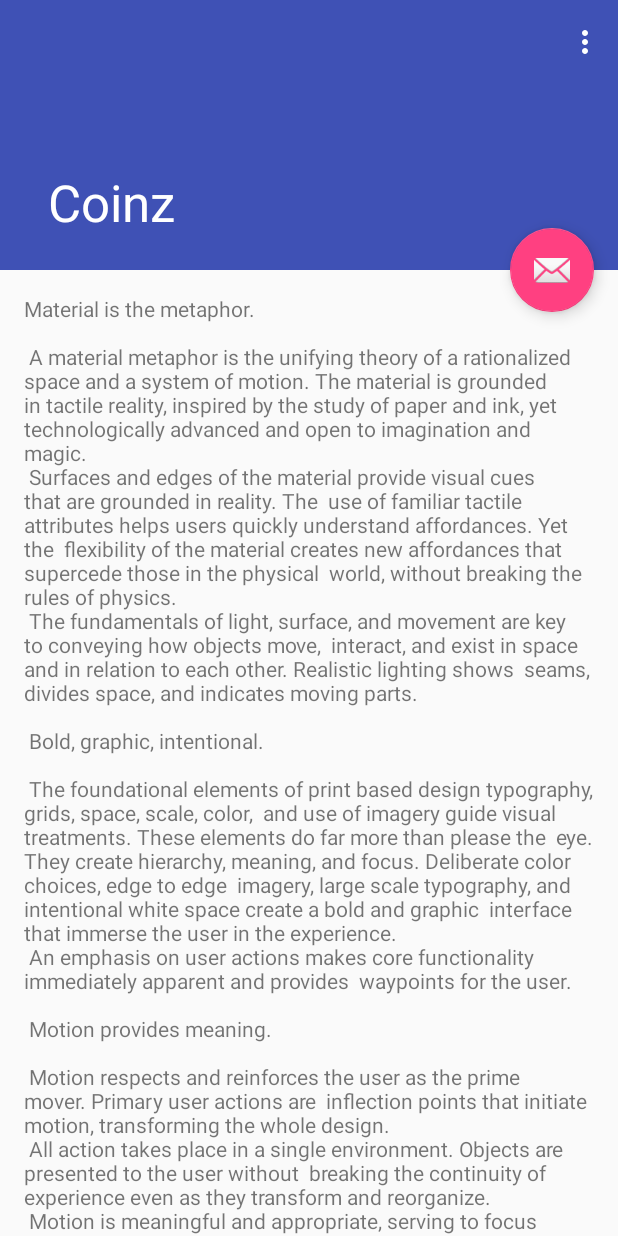
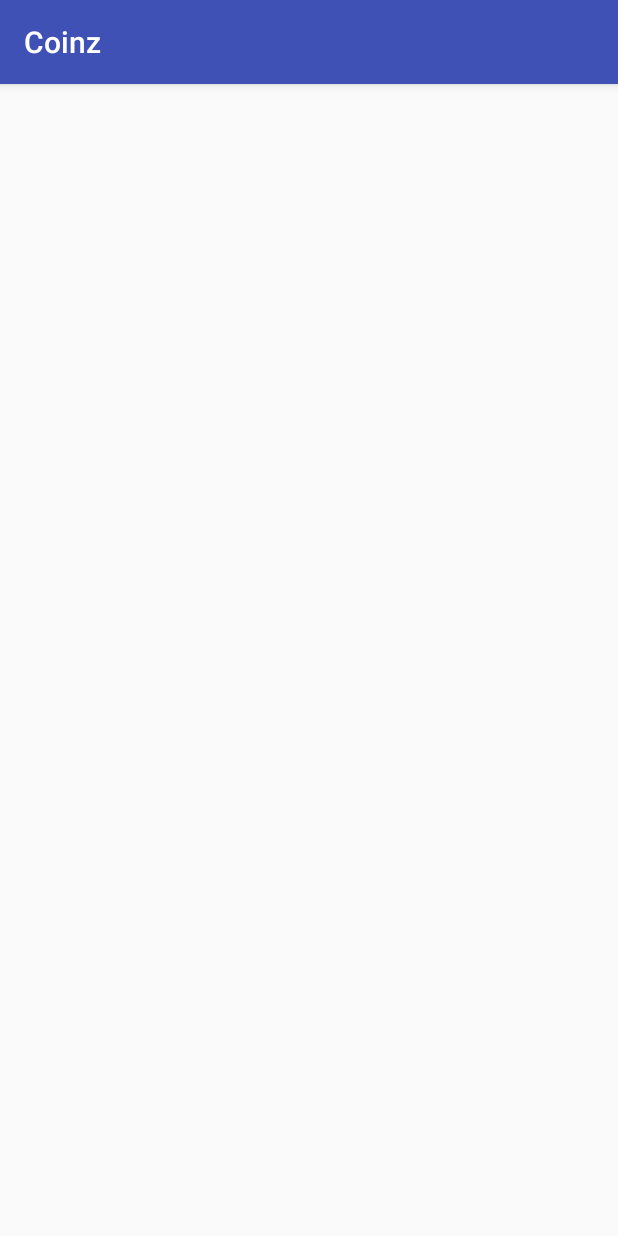
Before and after one commit to zhanshenlc/Coinz, an Android app: the screen it shows after launch (ScrollingActivity before the commit, MainActivity after it), on a phone screen of 412 x 824 dp. Run offline under Robolectric (Android 15) with nearby library versions, the phone set to English and light mode, and no system bars.

Commit message:
Remove Scrolling activity and add a new empty activity

```diff
--- a/app/build.gradle
+++ b/app/build.gradle
@@ -24,9 +24,11 @@ android {
 
 dependencies {
     implementation fileTree(dir: 'libs', include: ['*.jar'])
-    implementation"org.jetbrains.kotlin:kotlin-stdlib-jdk7:$kotlin_version"
+    implementation "org.jetbrains.kotlin:kotlin-stdlib-jdk7:$kotlin_version"
     implementation 'com.android.support:appcompat-v7:28.0.0'
     implementation 'com.android.support:design:28.0.0'
+    implementation 'com.android.support:support-v4:28.0.0'
+    implementation 'com.android.support.constraint:constraint-layout:1.1.3'
     testImplementation 'junit:junit:4.12'
     androidTestImplementation 'com.android.support.test:runner:1.0.2'
     androidTestImplementation 'com.android.support.test.espresso:espresso-core:3.0.2'
--- /dev/null
+++ b/app/src/main/java/com/uoe/zhanshenlc/coinz/MainActivity.kt
@@ -0,0 +1,12 @@
+package com.uoe.zhanshenlc.coinz
+
+import android.support.v7.app.AppCompatActivity
+import android.os.Bundle
+
+class MainActivity : AppCompatActivity() {
+
+    override fun onCreate(savedInstanceState: Bundle?) {
+        super.onCreate(savedInstanceState)
+        setContentView(R.layout.activity_main)
+    }
+}
--- a/app/src/main/java/com/uoe/zhanshenlc/coinz/ScrollingActivity.kt
+++ /dev/null
@@ -1,38 +0,0 @@
-package com.uoe.zhanshenlc.coinz
-
-import android.os.Bundle
-import android.support.design.widget.Snackbar
-import android.support.v7.app.AppCompatActivity
-import android.view.Menu
-import android.view.MenuItem
-import kotlinx.android.synthetic.main.activity_scrolling.*
-
-class ScrollingActivity : AppCompatActivity() {
-
-    override fun onCreate(savedInstanceState: Bundle?) {
-        super.onCreate(savedInstanceState)
-        setContentView(R.layout.activity_scrolling)
-        setSupportActionBar(toolbar)
-        fab.setOnClickListener { view ->
-            Snackbar.make(view, "Replace with your own action", Snackbar.LENGTH_LONG)
-                    .setAction("Action", null).show()
-        }
-    }
-
-    override fun onCreateOptionsMenu(menu: Menu): Boolean {
-        // Inflate the menu; this adds items to the action bar if it is present.
-        menuInflater.inflate(R.menu.menu_scrolling, menu)
-        return true
-    }
-
-    override fun onOptionsItemSelected(item: MenuItem): Boolean {
-        // Handle action bar item clicks here. The action bar will
-        // automatically handle clicks on the Home/Up button, so long
-        // as you specify a parent activity in AndroidManifest.xml.
-
-        return when (item.itemId) {
-            R.id.action_settings -> true
-            else -> super.onOptionsItemSelected(item)
-        }
-    }
-}
--- /dev/null
+++ b/app/src/main/res/layout/activity_main.xml
@@ -0,0 +1,9 @@
+<?xml version="1.0" encoding="utf-8"?>
+<android.support.constraint.ConstraintLayout xmlns:android="http://schemas.android.com/apk/res/android"
+    xmlns:app="http://schemas.android.com/apk/res-auto"
+    xmlns:tools="http://schemas.android.com/tools"
+    android:layout_width="match_parent"
+    android:layout_height="match_parent"
+    tools:context=".MainActivity">
+
+</android.support.constraint.ConstraintLayout>
--- a/app/src/main/res/layout/activity_scrolling.xml
+++ /dev/null
@@ -1,47 +0,0 @@
-<?xml version="1.0" encoding="utf-8"?>
-<android.support.design.widget.CoordinatorLayout xmlns:android="http://schemas.android.com/apk/res/android"
-    xmlns:app="http://schemas.android.com/apk/res-auto"
-    xmlns:tools="http://schemas.android.com/tools"
-    android:layout_width="match_parent"
-    android:layout_height="match_parent"
-    android:fitsSystemWindows="true"
-    tools:context=".ScrollingActivity">
-
-    <android.support.design.widget.AppBarLayout
-        android:id="@+id/app_bar"
-        android:layout_width="match_parent"
-        android:layout_height="@dimen/app_bar_height"
-        android:fitsSystemWindows="true"
-        android:theme="@style/AppTheme.AppBarOverlay">
-
-        <android.support.design.widget.CollapsingToolbarLayout
-            android:id="@+id/toolbar_layout"
-            android:layout_width="match_parent"
-            android:layout_height="match_parent"
-            android:fitsSystemWindows="true"
-            app:contentScrim="?attr/colorPrimary"
-            app:layout_scrollFlags="scroll|exitUntilCollapsed"
-            app:toolbarId="@+id/toolbar">
-
-            <android.support.v7.widget.Toolbar
-                android:id="@+id/toolbar"
-                android:layout_width="match_parent"
-                android:layout_height="?attr/actionBarSize"
-                app:layout_collapseMode="pin"
-                app:popupTheme="@style/AppTheme.PopupOverlay" />
-
-        </android.support.design.widget.CollapsingToolbarLayout>
-    </android.support.design.widget.AppBarLayout>
-
-    <include layout="@layout/content_scrolling" />
-
-    <android.support.design.widget.FloatingActionButton
-        android:id="@+id/fab"
-        android:layout_width="wrap_content"
-        android:layout_height="wrap_content"
-        android:layout_margin="@dimen/fab_margin"
-        app:layout_anchor="@id/app_bar"
-        app:layout_anchorGravity="bottom|end"
-        app:srcCompat="@android:drawable/ic_dialog_email" />
-
-</android.support.design.widget.CoordinatorLayout>
--- a/app/src/main/res/layout/content_scrolling.xml
+++ /dev/null
@@ -1,17 +0,0 @@
-<?xml version="1.0" encoding="utf-8"?>
-<android.support.v4.widget.NestedScrollView xmlns:android="http://schemas.android.com/apk/res/android"
-    xmlns:app="http://schemas.android.com/apk/res-auto"
-    xmlns:tools="http://schemas.android.com/tools"
-    android:layout_width="match_parent"
-    android:layout_height="match_parent"
-    app:layout_behavior="@string/appbar_scrolling_view_behavior"
-    tools:context=".ScrollingActivity"
-    tools:showIn="@layout/activity_scrolling">
-
-    <TextView
-        android:layout_width="wrap_content"
-        android:layout_height="wrap_content"
-        android:layout_margin="@dimen/text_margin"
-        android:text="@string/large_text" />
-
-</android.support.v4.widget.NestedScrollView>
--- a/app/src/main/res/menu/menu_scrolling.xml
+++ /dev/null
@@ -1,10 +0,0 @@
-<menu xmlns:android="http://schemas.android.com/apk/res/android"
-    xmlns:app="http://schemas.android.com/apk/res-auto"
-    xmlns:tools="http://schemas.android.com/tools"
-    tools:context="com.uoe.zhanshenlc.coinz.ScrollingActivity">
-    <item
-        android:id="@+id/action_settings"
-        android:orderInCategory="100"
-        android:title="@string/action_settings"
-        app:showAsAction="never" />
-</menu>
--- a/app/src/main/res/values/strings.xml
+++ b/app/src/main/res/values/strings.xml
@@ -1,93 +1,77 @@
 <resources>
     <string name="app_name">Coinz</string>
-    <string name="large_text">
-        "Material is the metaphor.\n\n"
+    <string name="action_settings">Settings</string>
+    <string name="title_activity_settings">Settings</string>
 
-        "A material metaphor is the unifying theory of a rationalized space and a system of motion."
-        "The material is grounded in tactile reality, inspired by the study of paper and ink, yet "
-        "technologically advanced and open to imagination and magic.\n"
-        "Surfaces and edges of the material provide visual cues that are grounded in reality. The "
-        "use of familiar tactile attributes helps users quickly understand affordances. Yet the "
-        "flexibility of the material creates new affordances that supercede those in the physical "
-        "world, without breaking the rules of physics.\n"
-        "The fundamentals of light, surface, and movement are key to conveying how objects move, "
-        "interact, and exist in space and in relation to each other. Realistic lighting shows "
-        "seams, divides space, and indicates moving parts.\n\n"
+    <!-- Strings related to Settings -->
 
-        "Bold, graphic, intentional.\n\n"
+    <!-- Example General settings -->
+    <string name="pref_header_general">General</string>
 
-        "The foundational elements of print based design typography, grids, space, scale, color, "
-        "and use of imagery guide visual treatments. These elements do far more than please the "
-        "eye. They create hierarchy, meaning, and focus. Deliberate color choices, edge to edge "
-        "imagery, large scale typography, and intentional white space create a bold and graphic "
-        "interface that immerse the user in the experience.\n"
-        "An emphasis on user actions makes core functionality immediately apparent and provides "
-        "waypoints for the user.\n\n"
+    <string name="pref_title_social_recommendations">Enable social recommendations</string>
+    <string name="pref_description_social_recommendations">Recommendations for people to contact
+        based on your message history
+    </string>
 
-        "Motion provides meaning.\n\n"
+    <string name="pref_title_display_name">Display name</string>
+    <string name="pref_default_display_name">John Smith</string>
 
-        "Motion respects and reinforces the user as the prime mover. Primary user actions are "
-        "inflection points that initiate motion, transforming the whole design.\n"
-        "All action takes place in a single environment. Objects are presented to the user without "
-        "breaking the continuity of experience even as they transform and reorganize.\n"
-        "Motion is meaningful and appropriate, serving to focus attention and maintain continuity. "
-        "Feedback is subtle yet clear. Transitions are efﬁcient yet coherent.\n\n"
+    <string name="pref_title_add_friends_to_messages">Add friends to messages</string>
+    <string-array name="pref_example_list_titles">
+        <item>Always</item>
+        <item>When possible</item>
+        <item>Never</item>
+    </string-array>
+    <string-array name="pref_example_list_values">
+        <item>1</item>
+        <item>0</item>
+        <item>-1</item>
+    </string-array>
 
-        "3D world.\n\n"
+    <!-- Example settings for Data & Sync -->
+    <string name="pref_header_data_sync">Data &amp; sync</string>
 
-        "The material environment is a 3D space, which means all objects have x, y, and z "
-        "dimensions. The z-axis is perpendicularly aligned to the plane of the display, with the "
-        "positive z-axis extending towards the viewer. Every sheet of material occupies a single "
-        "position along the z-axis and has a standard 1dp thickness.\n"
-        "On the web, the z-axis is used for layering and not for perspective. The 3D world is "
-        "emulated by manipulating the y-axis.\n\n"
+    <string name="pref_title_sync_frequency">Sync frequency</string>
+    <string-array name="pref_sync_frequency_titles">
+        <item>15 minutes</item>
+        <item>30 minutes</item>
+        <item>1 hour</item>
+        <item>3 hours</item>
+        <item>6 hours</item>
+        <item>Never</item>
+    </string-array>
+    <string-array name="pref_sync_frequency_values">
+        <item>15</item>
+        <item>30</item>
+        <item>60</item>
+        <item>180</item>
+        <item>360</item>
+        <item>-1</item>
+    </string-array>
 
-        "Light and shadow.\n\n"
+    <string-array name="list_preference_entries">
+        <item>Entry 1</item>
+        <item>Entry 2</item>
+        <item>Entry 3</item>
+    </string-array>
 
-        "Within the material environment, virtual lights illuminate the scene. Key lights create "
-        "directional shadows, while ambient light creates soft shadows from all angles.\n"
-        "Shadows in the material environment are cast by these two light sources. In Android "
-        "development, shadows occur when light sources are blocked by sheets of material at "
-        "various positions along the z-axis. On the web, shadows are depicted by manipulating the "
-        "y-axis only. The following example shows the card with a height of 6dp.\n\n"
+    <string-array name="list_preference_entry_values">
+        <item>1</item>
+        <item>2</item>
+        <item>3</item>
+    </string-array>
 
-        "Resting elevation.\n\n"
+    <string-array name="multi_select_list_preference_default_value" />
 
-        "All material objects, regardless of size, have a resting elevation, or default elevation "
-        "that does not change. If an object changes elevation, it should return to its resting "
-        "elevation as soon as possible.\n\n"
+    <string name="pref_title_system_sync_settings">System sync settings</string>
 
-        "Component elevations.\n\n"
+    <!-- Example settings for Notifications -->
+    <string name="pref_header_notifications">Notifications</string>
 
-        "The resting elevation for a component type is consistent across apps (e.g., FAB elevation "
-        "does not vary from 6dp in one app to 16dp in another app).\n"
-        "Components may have different resting elevations across platforms, depending on the depth "
-        "of the environment (e.g., TV has a greater depth than mobile or desktop).\n\n"
+    <string name="pref_title_new_message_notifications">New message notifications</string>
 
-        "Responsive elevation and dynamic elevation offsets.\n\n"
+    <string name="pref_title_ringtone">Ringtone</string>
+    <string name="pref_ringtone_silent">Silent</string>
 
-        "Some component types have responsive elevation, meaning they change elevation in response "
-        "to user input (e.g., normal, focused, and pressed) or system events. These elevation "
-        "changes are consistently implemented using dynamic elevation offsets.\n"
-        "Dynamic elevation offsets are the goal elevation that a component moves towards, relative "
-        "to the component’s resting state. They ensure that elevation changes are consistent "
-        "across actions and component types. For example, all components that lift on press have "
-        "the same elevation change relative to their resting elevation.\n"
-        "Once the input event is completed or cancelled, the component will return to its resting "
-        "elevation.\n\n"
-
-        "Avoiding elevation interference.\n\n"
-
-        "Components with responsive elevations may encounter other components as they move between "
-        "their resting elevations and dynamic elevation offsets. Because material cannot pass "
-        "through other material, components avoid interfering with one another any number of ways, "
-        "whether on a per component basis or using the entire app layout.\n"
-        "On a component level, components can move or be removed before they cause interference. "
-        "For example, a floating action button (FAB) can disappear or move off screen before a "
-        "user picks up a card, or it can move if a snackbar appears.\n"
-        "On the layout level, design your app layout to minimize opportunities for interference. "
-        "For example, position the FAB to one side of stream of a cards so the FAB won’t interfere "
-        "when a user tries to pick up one of cards.\n\n"
-    </string>
-    <string name="action_settings">Settings</string>
+    <string name="pref_title_vibrate">Vibrate</string>
 </resources>
--- a/app/src/main/res/values/styles.xml
+++ b/app/src/main/res/values/styles.xml
@@ -8,10 +8,7 @@
         <item name="colorAccent">@color/colorAccent</item>
     </style>
 
-    <style name="AppTheme.NoActionBar">
-        <item name="windowActionBar">false</item>
-        <item name="windowNoTitle">true</item>
-    </style>
+
 
     <style name="AppTheme.AppBarOverlay" parent="ThemeOverlay.AppCompat.Dark.ActionBar" />
 
```
Also changed, not shown: app/src/main/AndroidManifest.xml (+4 -3 lines), app/src/main/java/com/uoe/zhanshenlc/coinz/AppCompatPreferenceActivity.kt (added, +90 -0 lines), app/src/main/java/com/uoe/zhanshenlc/coinz/SettingsActivity.kt (added, +236 -0 lines), app/src/main/res/drawable/ic_info_black_24dp.xml (added, +9 -0 lines), app/src/main/res/drawable/ic_notifications_black_24dp.xml (added, +9 -0 lines), app/src/main/res/drawable/ic_sync_black_24dp.xml (added, +9 -0 lines), app/src/main/res/xml/pref_data_sync.xml (added, +21 -0 lines), app/src/main/res/xml/pref_general.xml (added, +33 -0 lines), app/src/main/res/xml/pref_headers.xml (added, +20 -0 lines), app/src/main/res/xml/pref_notification.xml (added, +27 -0 lines).
